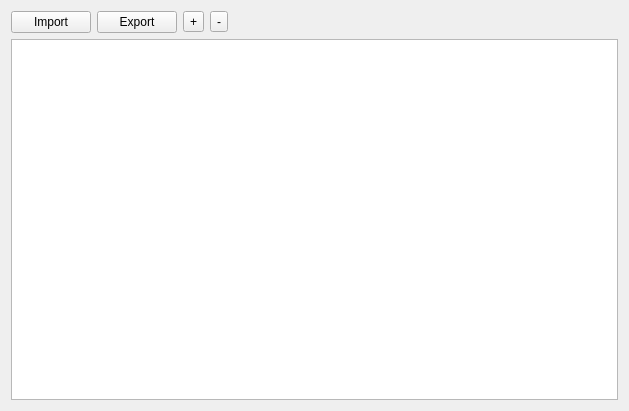
Before: the Qt Designer form WWplot/ui/table.ui in wwmm/wwplot, drawn with Qt 5.
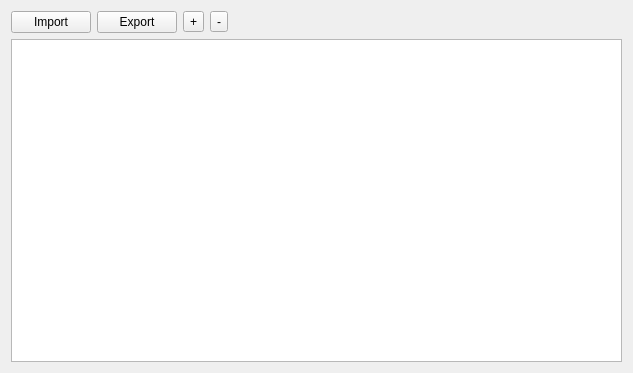
After: the same form once the commit is applied.

Diff of the .ui file:
```diff
--- a/WWplot/ui/table.ui
+++ b/WWplot/ui/table.ui
@@ -6,12 +6,12 @@
    <rect>
     <x>0</x>
     <y>0</y>
-    <width>629</width>
-    <height>411</height>
+    <width>633</width>
+    <height>373</height>
    </rect>
   </property>
   <property name="sizePolicy">
-   <sizepolicy hsizetype="Expanding" vsizetype="Expanding">
+   <sizepolicy hsizetype="MinimumExpanding" vsizetype="Fixed">
     <horstretch>0</horstretch>
     <verstretch>0</verstretch>
    </sizepolicy>
@@ -23,7 +23,7 @@
    <item row="1" column="0" colspan="5">
     <widget class="QTableView" name="table_view">
      <property name="sizePolicy">
-      <sizepolicy hsizetype="Preferred" vsizetype="Preferred">
+      <sizepolicy hsizetype="MinimumExpanding" vsizetype="MinimumExpanding">
        <horstretch>0</horstretch>
        <verstretch>0</verstretch>
       </sizepolicy>
```
